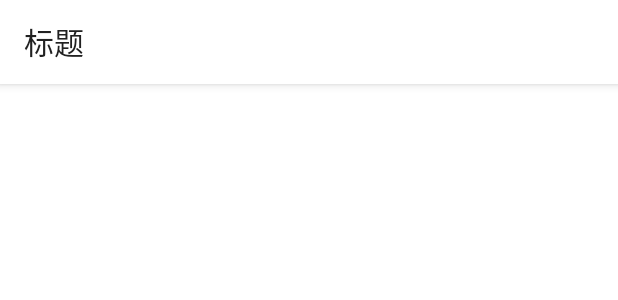
After one commit to morirain/FlowCloud-Note, an Android app: the layout fragment_notes_content_parent.xml on its own in the app's theme, with its tools: preview values and no code run, on a phone screen of 412 x 824 dp. The commit adds this screen. Shown: the top 300 px of the screen. Run offline under Robolectric (Android 15) with nearby library versions, the phone set to English and light mode, and no system bars.

Commit message:
+ NotesContentPreview

```diff
--- a/flowmemo/src/main/java/com/morirain/flowmemo/ui/activity/MainActivity.java
+++ b/flowmemo/src/main/java/com/morirain/flowmemo/ui/activity/MainActivity.java
@@ -63,7 +63,7 @@ public class MainActivity extends BaseActivity<ActivityMainBinding, MainViewMode
 
         AndPermission.with(this)
                 .runtime()
-                .permission(Permission.Group.STORAGE, Permission.Group.MICROPHONE, Permission.Group.CAMERA)
+                .permission(Permission.Group.STORAGE)//, Permission.Group.MICROPHONE, Permission.Group.CAMERA)
                 .onGranted(permissions -> {
                     // Storage permission are allowed.
                 })
--- a/flowmemo/src/main/java/com/morirain/flowmemo/ui/activity/PageJumpActivity.java
+++ b/flowmemo/src/main/java/com/morirain/flowmemo/ui/activity/PageJumpActivity.java
@@ -3,13 +3,18 @@ package com.morirain.flowmemo.ui.activity;
 import android.content.Intent;
 import android.os.Bundle;
 import android.support.v4.app.Fragment;
+import android.support.v4.view.ViewPager;
 
 import com.jaeger.library.StatusBarUtil;
 import com.morirain.flowmemo.R;
 import com.morirain.flowmemo.base.BaseActivity;
 import com.morirain.flowmemo.base.BaseCommandHandler;
+import com.morirain.flowmemo.base.BasePagerAdapter;
 import com.morirain.flowmemo.databinding.ActivityPageJumpBinding;
 import com.morirain.flowmemo.viewmodel.PageJumpViewModel;
+
+import java.util.ArrayList;
+import java.util.List;
 
 /**
  * @author morirain
@@ -19,6 +24,7 @@ import com.morirain.flowmemo.viewmodel.PageJumpViewModel;
 
 
 public class PageJumpActivity extends BaseActivity<ActivityPageJumpBinding, PageJumpViewModel> {
+
     @Override
     protected void init(Bundle savedInstanceState) {
         Intent intent = getIntent();
--- a/flowmemo/src/main/java/com/morirain/flowmemo/viewmodel/handler/FragmentNotesHandler.java
+++ b/flowmemo/src/main/java/com/morirain/flowmemo/viewmodel/handler/FragmentNotesHandler.java
@@ -6,7 +6,7 @@ import android.view.View;
 import com.blankj.utilcode.util.LogUtils;
 import com.morirain.flowmemo.base.BaseCommandHandler;
 import com.morirain.flowmemo.base.BaseFragment;
-import com.morirain.flowmemo.ui.fragment.NotesContentFragment;
+import com.morirain.flowmemo.ui.fragment.NotesContentParentFragment;
 
 /**
  * @author morirain
@@ -19,14 +19,14 @@ public class FragmentNotesHandler extends BaseCommandHandler {
 
     private BaseFragment mFragment;
 
-    private NotesContentFragment mFragmentNotesContent;
+    private NotesContentParentFragment mFragmentNotesContent;
 
     public FragmentNotesHandler(BaseFragment fragment) {
         this.mFragment = fragment;
     }
 
     public void onNewNoteClick(View view) {
-        if (mFragmentNotesContent == null) mFragmentNotesContent = new NotesContentFragment();
+        if (mFragmentNotesContent == null) mFragmentNotesContent = new NotesContentParentFragment();
         pageJump(mFragment.getActivity(), mFragmentNotesContent);
     }
 
--- a/flowmemo/src/main/res/layout/activity_page_jump.xml
+++ b/flowmemo/src/main/res/layout/activity_page_jump.xml
@@ -2,12 +2,12 @@
 <layout xmlns:android="http://schemas.android.com/apk/res/android">
 
     <data>
-
     </data>
 
     <FrameLayout
         android:id="@+id/page_jump_content"
         android:layout_width="match_parent"
         android:layout_height="match_parent"
-        android:fitsSystemWindows="true"/>
+        android:fitsSystemWindows="true"
+        android:background="@null"/>
 </layout>
--- /dev/null
+++ b/flowmemo/src/main/res/layout/fragment_notes_content_parent.xml
@@ -0,0 +1,29 @@
+<?xml version="1.0" encoding="utf-8"?>
+<layout xmlns:android="http://schemas.android.com/apk/res/android"
+    xmlns:app="http://schemas.android.com/apk/res-auto">
+
+    <data>
+
+    </data>
+    <android.support.constraint.ConstraintLayout
+        android:layout_width="match_parent"
+        android:layout_height="match_parent"
+        android:background="@color/colorBackground">
+
+        <include
+            android:id="@+id/toolbar_notes_content_parent"
+            layout="@layout/toolbar_notes_content"
+            app:layout_constraintEnd_toEndOf="parent"
+            app:layout_constraintStart_toStartOf="parent"
+            app:layout_constraintTop_toTopOf="parent" />
+
+
+        <android.support.v4.view.ViewPager
+            android:id="@+id/vp_fragment"
+            android:layout_width="match_parent"
+            android:layout_height="0dp"
+            app:layout_constraintBottom_toBottomOf="parent"
+            app:layout_constraintTop_toBottomOf="@+id/toolbar_notes_content_parent" />
+
+    </android.support.constraint.ConstraintLayout>
+</layout>
```
Also changed, not shown: flowmemo/src/main/java/com/morirain/flowmemo/ui/fragment/NotesContentFragment.java (+0 -36 lines), flowmemo/src/main/java/com/morirain/flowmemo/ui/fragment/NotesContentParentFragment.java (added, +87 -0 lines), flowmemo/src/main/java/com/morirain/flowmemo/ui/fragment/NotesContentPreviewFragment.java (added, +35 -0 lines), flowmemo/src/main/java/com/morirain/flowmemo/viewmodel/NotesContentParentViewModel.java (added, +19 -0 lines), flowmemo/src/main/java/com/morirain/flowmemo/viewmodel/NotesContentPreviewViewModel.java (added, +19 -0 lines), flowmemo/src/main/res/layout/fragment_notes_content.xml (+2 -12 lines), flowmemo/src/main/res/layout/fragment_notes_content_preview.xml (added, +26 -0 lines).
